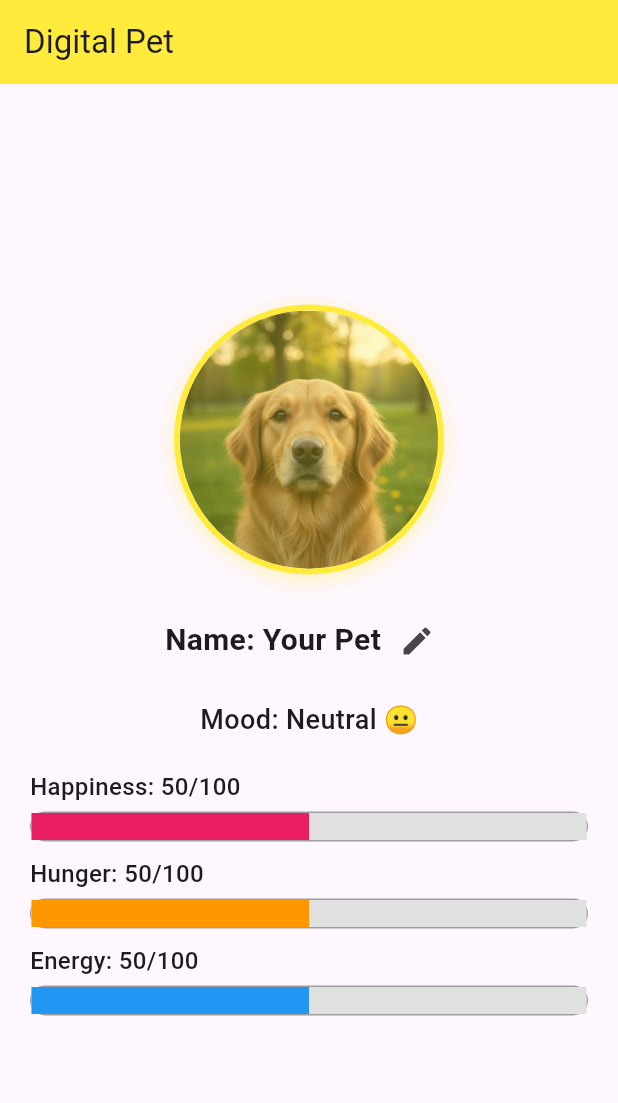
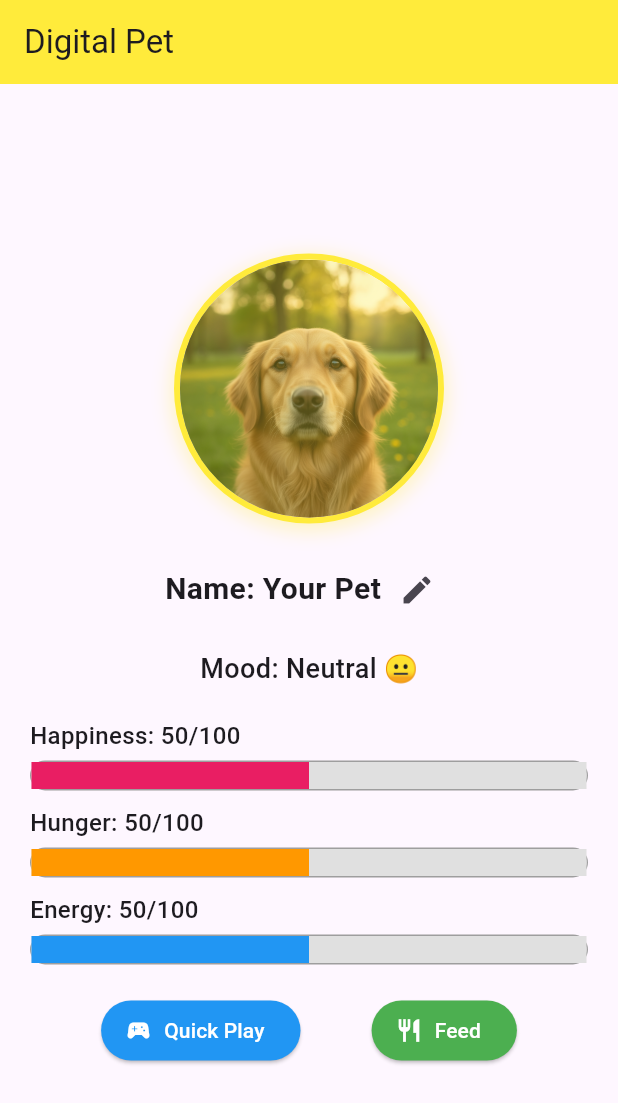
Before and after one commit to jithu2111/act5, a Flutter app: the screen it shows after launch, on a phone screen of 412 x 824 dp. Shown: the top 1103 px of the screen. Run offline on Flutter 3.47's test engine with Material 3 defaults, Android fonts, the phone set to English and light mode, and no system bars.

Commit message:
Basic activities

```diff
--- a/lib/main.dart
+++ b/lib/main.dart
@@ -45,6 +45,21 @@ class DigitalPetAppState extends State<DigitalPetApp> {
       hungerLevel = 100;
       happinessLevel = (happinessLevel - 20).clamp(0, 100);
     }
+  }
+
+  void _playWithPet() {
+    setState(() {
+      happinessLevel = (happinessLevel + 10).clamp(0, 100);
+      energyLevel = (energyLevel + 15).clamp(0, 100);
+      _updateHunger();
+    });
+  }
+
+  void _feedPet() {
+    setState(() {
+      hungerLevel = (hungerLevel - 10).clamp(0, 100);
+      _updateHappiness();
+    });
   }
 
   Color _getPetColor() {
@@ -213,6 +228,32 @@ class DigitalPetAppState extends State<DigitalPetApp> {
             _buildStatBar('Hunger', hungerLevel, Colors.orange),
             SizedBox(height: 10),
             _buildStatBar('Energy', energyLevel, Colors.blue),
+
+            SizedBox(height: 20.0),
+
+            Row(
+              mainAxisAlignment: MainAxisAlignment.spaceEvenly,
+              children: [
+                ElevatedButton.icon(
+                  onPressed: _playWithPet,
+                  icon: Icon(Icons.sports_esports),
+                  label: Text('Quick Play'),
+                  style: ElevatedButton.styleFrom(
+                    backgroundColor: Colors.blue,
+                    foregroundColor: Colors.white,
+                  ),
+                ),
+                ElevatedButton.icon(
+                  onPressed: _feedPet,
+                  icon: Icon(Icons.restaurant),
+                  label: Text('Feed'),
+                  style: ElevatedButton.styleFrom(
+                    backgroundColor: Colors.green,
+                    foregroundColor: Colors.white,
+                  ),
+                ),
+              ],
+            ),
           ],
         ),
       ),
```
